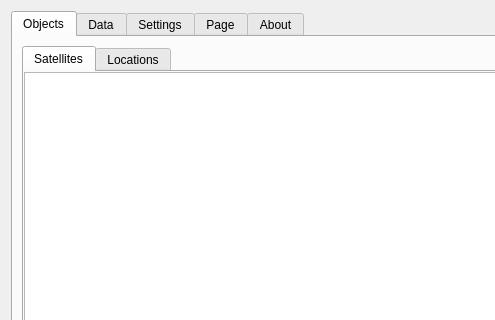
First picture: the form in gui/ui/options.ui, repository ivantaran/satviewer, before the edit; both pictures show x 0 to 495 and y 0 to 320 of the 1024 by 768 pixel window.
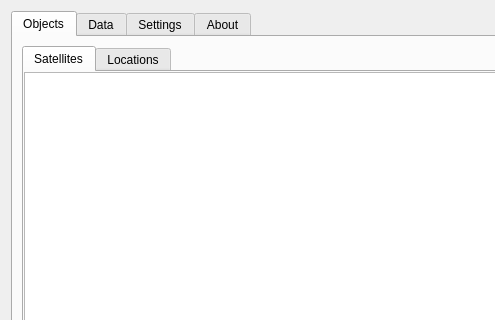
Second picture: the form after the edit. Icons and pictures are not drawn.

What changed in the file:
```diff
--- a/gui/ui/options.ui
+++ b/gui/ui/options.ui
@@ -1075,11 +1075,6 @@
        </item>
       </layout>
      </widget>
-     <widget class="QWidget" name="tab_3">
-      <attribute name="title">
-       <string>Page</string>
-      </attribute>
-     </widget>
      <widget class="QWidget" name="tabAbout">
       <attribute name="title">
        <string>About</string>
```
Left out of the diff: 39 changed lines with no effect on the pictures.
